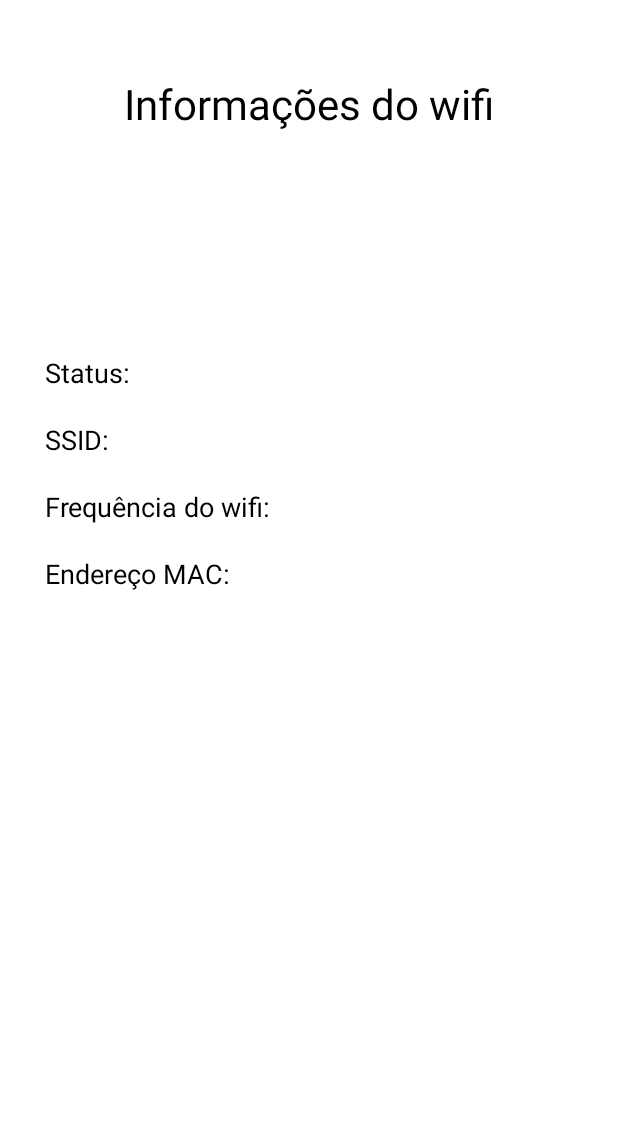
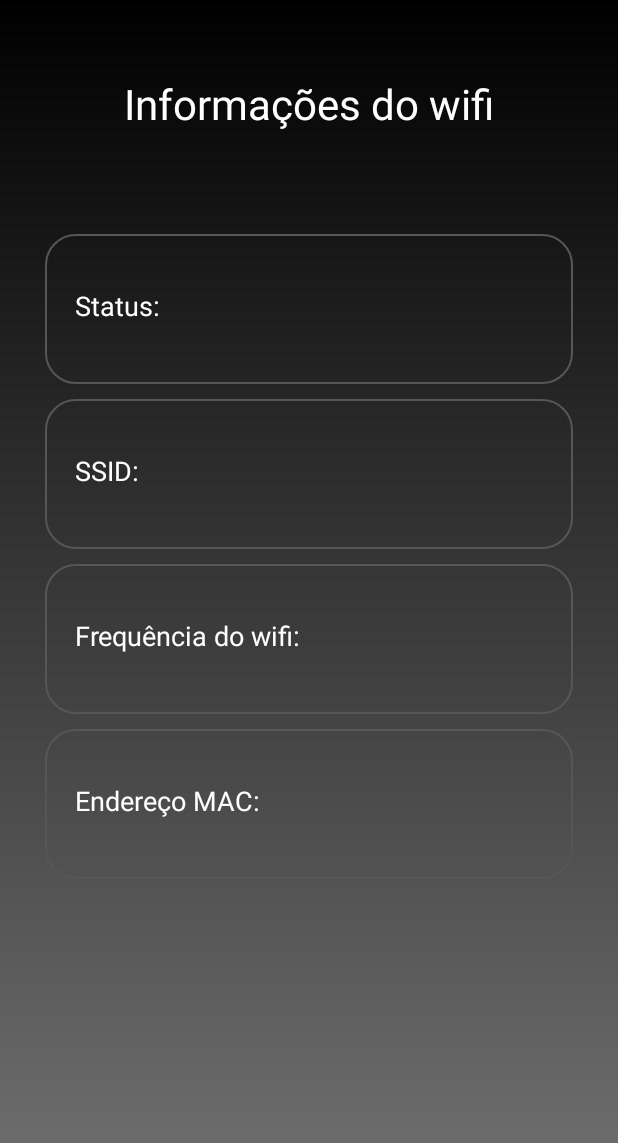
Before and after one commit to vieiralucas22/MiniKai, an Android app: the layout fragment_wifi.xml on its own in the app's theme, with its tools: preview values and no code run, on a phone screen of 412 x 824 dp. Shown: the top 1143 px of the screen. Run offline under Robolectric (Android 15) with nearby library versions, the phone set to English and light mode, and no system bars.

Commit message:
salvo funcional

```diff
--- a/app/src/main/AndroidManifest.xml
+++ b/app/src/main/AndroidManifest.xml
@@ -16,7 +16,7 @@
         android:icon="@mipmap/ic_launcher"
         android:label="@string/app_name"
         android:supportsRtl="true"
-        android:theme="@style/Theme.MiniKai"
+        android:theme="@style/Theme.Design.NoActionBar"
         tools:targetApi="31">
         <receiver
             android:name=".wifiReceiver"
@@ -26,6 +26,7 @@
         <activity
             android:name=".MainActivity"
             android:exported="true">
+
             <intent-filter>
                 <action android:name="android.intent.action.MAIN" />
 
--- /dev/null
+++ b/app/src/main/java/com/example/minikai/wifiInformations.java
@@ -0,0 +1,6 @@
+package com.example.minikai;
+
+public class wifiInformations {
+
+
+}
--- /dev/null
+++ b/app/src/main/res/drawable/shape_container_wifi_details.xml
@@ -0,0 +1,8 @@
+<?xml version="1.0" encoding="utf-8"?>
+<shape xmlns:android="http://schemas.android.com/apk/res/android">
+   <gradient
+       android:startColor="#000000"
+       android:endColor="#757474"
+       android:angle="270"/>
+
+</shape>
--- /dev/null
+++ b/app/src/main/res/drawable/wifi_datails_card.xml
@@ -0,0 +1,14 @@
+<?xml version="1.0" encoding="utf-8"?>
+<shape xmlns:android="http://schemas.android.com/apk/res/android">
+
+    <corners
+        android:topLeftRadius="20dp"
+        android:topRightRadius="20dp"
+        android:bottomLeftRadius="20dp"
+        android:bottomRightRadius="20dp"
+        />
+    <stroke
+        android:width="1dp"
+        android:color="#575656"/>
+
+</shape>
--- a/app/src/main/res/layout/fragment_wifi.xml
+++ b/app/src/main/res/layout/fragment_wifi.xml
@@ -10,17 +10,17 @@
         android:layout_width="match_parent"
         android:layout_height="match_parent"
         android:orientation="vertical"
-        android:layout_marginVertical="50dp"
-        android:layout_marginHorizontal="20dp"
-
+        android:paddingTop="50dp"
+        android:paddingHorizontal="30dp"
+        android:background="@drawable/shape_container_wifi_details"
         >
         <TextView
             android:layout_width="match_parent"
             android:layout_height="wrap_content"
             android:text="Informações do wifi"
             android:textSize="28dp"
-            android:textColor="@color/black"
-            android:layout_marginBottom="100dp"
+            android:textColor="@color/white"
+            android:layout_marginBottom="20dp"
             android:gravity="center"/>
 
         <TextView
@@ -30,42 +30,55 @@
             android:text=""
             android:textSize="28dp"
             android:layout_marginBottom="10dp"
-            android:textColor="@color/black"
+            android:textColor="@color/white"
             android:gravity="center"/>
+
         <LinearLayout
             android:layout_width="match_parent"
-            android:layout_height="wrap_content"
+            android:layout_height="match_parent"
             android:orientation="vertical"
-            android:layout_marginLeft="10dp">
+
+
+            >
             <LinearLayout
                 android:layout_width="match_parent"
-                android:layout_height="wrap_content"
+                android:layout_height="100dp"
                 android:orientation="horizontal"
+                android:background="@drawable/wifi_datails_card"
+                android:paddingHorizontal="20dp"
+                android:layout_marginBottom="10dp"
+
                 >
+
                 <TextView
                     android:id="@+id/wifiStatusLabel"
                     android:layout_width="wrap_content"
                     android:layout_height="wrap_content"
+                    android:layout_marginBottom="20dp"
+                    android:gravity="start|right"
                     android:text="Status: "
-                    android:textSize="18dp"
-                    android:textColor="@color/black"
-                    android:layout_marginBottom="20dp"
-                    android:gravity="start"/>
+                    android:layout_marginVertical="35dp"
+                    android:textColor="@color/white"
+                    android:textSize="18dp" />
                 <TextView
                     android:id="@+id/wifiStatus"
                     android:layout_width="wrap_content"
                     android:layout_height="wrap_content"
                     android:text=""
                     android:textSize="18dp"
-                    android:textColor="@color/black"
+                    android:layout_marginVertical="35dp"
+                    android:textColor="@color/white"
                     android:layout_marginBottom="20dp"
                     android:gravity="start"/>
 
             </LinearLayout>
             <LinearLayout
                 android:layout_width="match_parent"
-                android:layout_height="wrap_content"
+                android:layout_height="100dp"
                 android:orientation="horizontal"
+                android:background="@drawable/wifi_datails_card"
+                android:paddingHorizontal="20dp"
+                android:layout_marginBottom="10dp"
                 >
                 <TextView
                     android:id="@+id/SSIDLabel"
@@ -73,7 +86,8 @@
                     android:layout_height="wrap_content"
                     android:text="SSID: "
                     android:textSize="18dp"
-                    android:textColor="@color/black"
+                    android:layout_marginVertical="35dp"
+                    android:textColor="@color/white"
                     android:layout_marginBottom="20dp"
                     android:gravity="start"/>
                 <TextView
@@ -82,15 +96,19 @@
                     android:layout_height="wrap_content"
                     android:text=""
                     android:textSize="18dp"
-                    android:textColor="@color/black"
+                    android:layout_marginVertical="35dp"
+                    android:textColor="@color/white"
                     android:layout_marginBottom="20dp"
                     android:gravity="start"/>
 
             </LinearLayout>
             <LinearLayout
                 android:layout_width="match_parent"
-                android:layout_height="wrap_content"
+                android:layout_height="100dp"
                 android:orientation="horizontal"
+                android:background="@drawable/wifi_datails_card"
+                android:paddingHorizontal="20dp"
+                android:layout_marginBottom="10dp"
                 >
                 <TextView
                     android:id="@+id/wifiFrequencyLabel"
@@ -98,7 +116,8 @@
                     android:layout_height="wrap_content"
                     android:text="Frequência do wifi: "
                     android:textSize="18dp"
-                    android:textColor="@color/black"
+                    android:layout_marginVertical="35dp"
+                    android:textColor="@color/white"
                     android:layout_marginBottom="20dp"
                     android:gravity="start"/>
                 <TextView
@@ -107,15 +126,19 @@
                     android:layout_height="wrap_content"
                     android:text=""
                     android:textSize="18dp"
-                    android:textColor="@color/black"
+                    android:layout_marginVertical="35dp"
+                    android:textColor="@color/white"
                     android:layout_marginBottom="20dp"
                     android:gravity="start"/>
 
             </LinearLayout>
             <LinearLayout
                 android:layout_width="match_parent"
-                android:layout_height="wrap_content"
+                android:layout_height="100dp"
                 android:orientation="horizontal"
+                android:background="@drawable/wifi_datails_card"
+                android:layout_marginBottom="10dp"
+                android:paddingHorizontal="20dp"
                 >
                 <TextView
                     android:id="@+id/wifiMACAdressLabel"
@@ -123,7 +146,8 @@
                     android:layout_height="wrap_content"
                     android:text="Endereço MAC: "
                     android:textSize="18dp"
-                    android:textColor="@color/black"
+                    android:layout_marginVertical="35dp"
+                    android:textColor="@color/white"
                     android:layout_marginBottom="20dp"
                     android:gravity="start"/>
                 <TextView
@@ -132,7 +156,8 @@
                     android:layout_height="wrap_content"
                     android:text=""
                     android:textSize="18dp"
-                    android:textColor="@color/black"
+                    android:layout_marginVertical="35dp"
+                    android:textColor="@color/white"
                     android:layout_marginBottom="20dp"
                     android:gravity="start"/>
 
```
Also changed, not shown: app/src/main/java/com/example/minikai/MainActivity.java (+6 -9 lines), app/src/main/java/com/example/minikai/room/Wifi.java (+5 -5 lines), app/src/main/java/com/example/minikai/ui/WifiFragment.java (+36 -44 lines), app/src/main/java/com/example/minikai/wifiReceiver.java (+24 -3 lines), app/src/main/res/layout/fragment_home.xml (+10 -7 lines), app/src/main/java/com/example/minikai/room/WifiDAO.java (line endings or trailing spaces), 1 other file.
